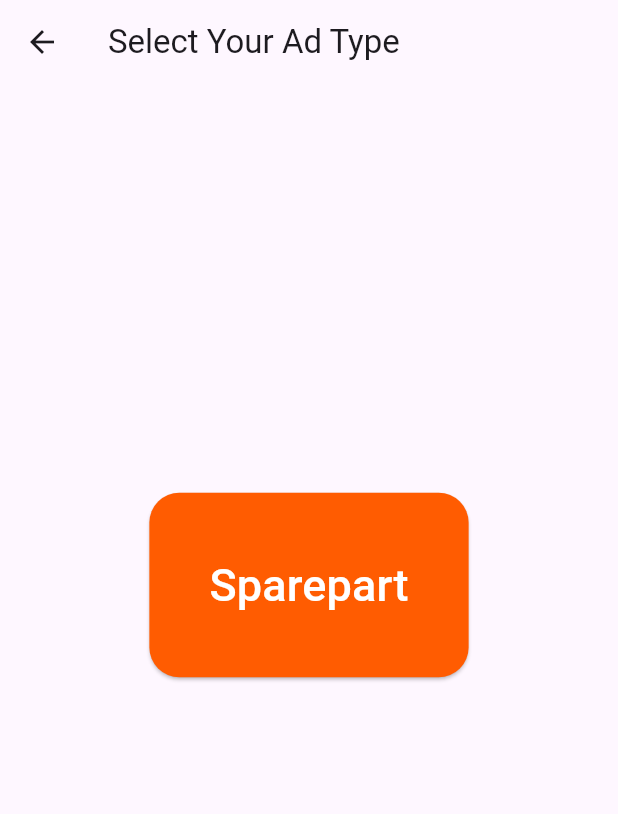
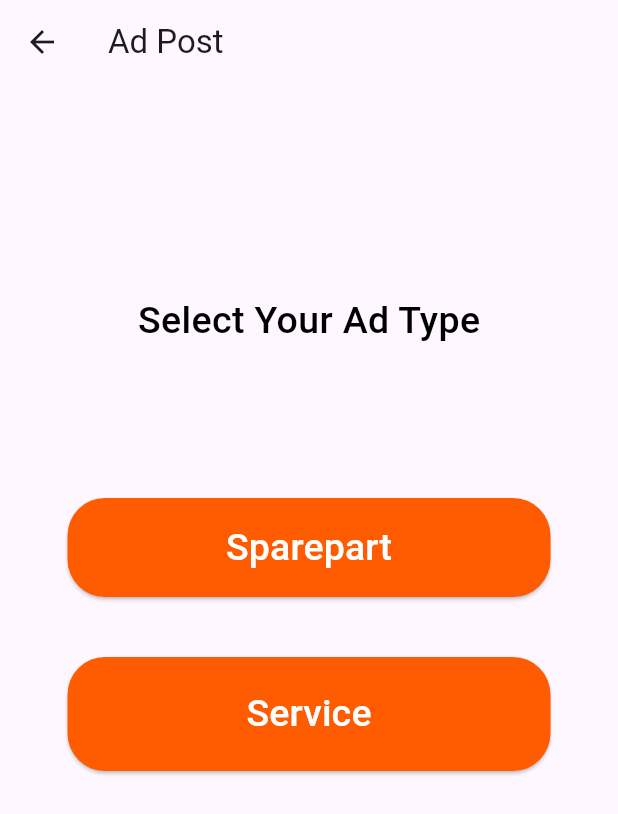
Before and after one commit to TeamTechSamurais/Panchikawatta_Frontend, a Flutter app: the screen it shows after launch, item 4 of the bottom bar chosen, after a tap on "Post Ad", on a phone screen of 412 x 824 dp. Shown: the top 814 px of the screen. Run offline on Flutter 3.47's test engine with Material 3 defaults, Android fonts, the phone set to English and light mode, and no system bars; our stand-ins replace image_picker.

Commit message:
adType_service_connected

```diff
--- /dev/null
+++ b/panchikawatta/lib/models/service.dart
@@ -0,0 +1,22 @@
+class Service {
+  final int id;
+  final String title;
+  final String description;
+  String imageUrl;
+
+  Service({
+    required this.id,
+    required this.title,
+    required this.description,
+    String? imageUrl,
+  }) : imageUrl = imageUrl ?? 'no_image.png';
+
+  factory Service.fromJson(Map<String, dynamic> json) {
+    return Service(
+      id: json['id'] ?? 0,
+      title: json['title'] ?? 'Unknown',
+      description: json['description'] ?? 'No description',
+      imageUrl: json['imageUrl'] ?? 'No image',
+    );
+  }
+}
--- a/panchikawatta/lib/screens/adType.dart
+++ b/panchikawatta/lib/screens/adType.dart
@@ -11,13 +11,28 @@ class AdType extends StatelessWidget {
   Widget build(BuildContext context) {
     return Scaffold(
       appBar: AppBar(
-        title: const Text('Select Your Ad Type'),
+        title: const Text('Ad Post'),
       ),
       body: Center(
+        child: Padding(
+          padding: const EdgeInsets.symmetric(horizontal: 15),
           child: Column(
             mainAxisAlignment: MainAxisAlignment.center,
             children: [
-            ElevatedButton(
+              const Text(
+                'Select Your Ad Type',
+                style: TextStyle(
+                  color: Color(0xFF000000),
+                  fontSize: 25,
+                  fontWeight: FontWeight.w500,
+                ),
+              ),
+              const SizedBox(height: 100),
+              SizedBox(
+                width: double.infinity,
+                child: Padding(
+                  padding: const EdgeInsets.symmetric(horizontal: 30),
+                  child: ElevatedButton(
                     onPressed: () {
                       Navigator.push(
                         context,
@@ -26,37 +41,50 @@ class AdType extends StatelessWidget {
                     },
                     style: ElevatedButton.styleFrom(
                       backgroundColor: const Color(0xFFFF5C01),
-                padding: const EdgeInsets.all(40),
+                      padding: const EdgeInsets.all(15),
                       shape: RoundedRectangleBorder(
-                  borderRadius: BorderRadius.circular(20),
+                        borderRadius: BorderRadius.circular(25),
                       ),
+                      minimumSize: const Size(double.infinity, 0),
                     ),
                     child: const Text(
                       'Sparepart',
-                style: TextStyle(fontSize: 30, color: Colors.white),
+                      style: TextStyle(fontSize: 25, color: Colors.white),
                     ),
                   ),
-            const SizedBox(height: 100),
-            // ElevatedButton(
-            //   onPressed: () {
-            //     Navigator.push(
-            //       context,
-            //       MaterialPageRoute(builder: (context) => const ServicePost()),
-            //     );
-            //   },
-            //   style: ElevatedButton.styleFrom(
-            //     backgroundColor: const Color(0xFFFF5C01),
-            //     padding: const EdgeInsets.all(40),
-            //     shape: RoundedRectangleBorder(
-            //       borderRadius: BorderRadius.circular(20),
-            //     ),
-            //   ),
-            //   child: const Text(
-            //     'Services',
-            //     style: TextStyle(fontSize: 30, color: Colors.white),
-            //   ),
-            // ),
+                ),
+              ),
+              const SizedBox(height: 20),
+              SizedBox(
+                width: double.infinity,
+                child: Padding(
+                  padding:
+                      const EdgeInsets.symmetric(horizontal: 30, vertical: 20),
+                  child: ElevatedButton(
+                    onPressed: () {
+                      Navigator.push(
+                        context,
+                        MaterialPageRoute(builder: (context) => ServicePost()),
+                      );
+                    },
+                    style: ElevatedButton.styleFrom(
+                      backgroundColor: const Color(0xFFFF5C01),
+                      padding: const EdgeInsets.all(20),
+                      shape: RoundedRectangleBorder(
+                        borderRadius: BorderRadius.circular(25),
+                      ),
+                      minimumSize: const Size(double.infinity, 0),
+                    ),
+                    child: const Text(
+                      'Service',
+                      style: TextStyle(fontSize: 25, color: Colors.white),
+                    ),
+                  ),
+                ),
+              ),
+              const SizedBox(height: 150)
             ],
+          ),
         ),
       ),
     );
--- a/panchikawatta/lib/screens/profile_page.dart
+++ b/panchikawatta/lib/screens/profile_page.dart
@@ -2,9 +2,7 @@
 
 import 'package:flutter/material.dart';
 import 'package:panchikawatta/components/custom_button.dart';
-import 'package:panchikawatta/screens/adPost1.dart';
 import 'package:panchikawatta/screens/adType.dart';
-import 'package:panchikawatta/screens/ad_details_services.dart';
 import 'package:panchikawatta/screens/ad_details_sparepart.dart';
 import 'package:panchikawatta/screens/buyer_profile.dart';
 
@@ -100,6 +98,7 @@ class ProfilePage extends StatelessWidget {
               child: Row(
                 mainAxisAlignment: MainAxisAlignment.spaceAround,
                 children: [
+                  SizedBox(),
                   Container(
                     alignment: Alignment.centerLeft,
                     child: const Text(
@@ -109,29 +108,6 @@ class ProfilePage extends StatelessWidget {
                         fontSize: 20,
                       ),
                     ),
-                  ),
-                  TextButton(
-                    onPressed: () {
-                      Navigator.push(
-                        context,
-                        MaterialPageRoute(builder: (context) => ProfilePage()),
-                      );
-                    },
-                    child: const Text('Spareparts',
-                        style:
-                            TextStyle(fontSize: 18, color: Color(0xFFFF5C01))),
-                  ),
-                  TextButton(
-                    onPressed: () {
-                      Navigator.push(
-                        context,
-                        MaterialPageRoute(
-                            builder: (context) => AdDetailsServices()),
-                      );
-                    },
-                    child: const Text('Services',
-                        style:
-                            TextStyle(fontSize: 18, color: Color(0xFFFF5C01))),
                   ),
                 ],
               ),
```
Also changed, not shown: panchikawatta/lib/screens/adPost2.dart (+4 -16 lines), panchikawatta/lib/screens/ad_details_services.dart (deleted, +0 -22 lines), panchikawatta/lib/screens/servicePost.dart (+57 -48 lines). Lines whose indentation alone changed are shown as unchanged.
